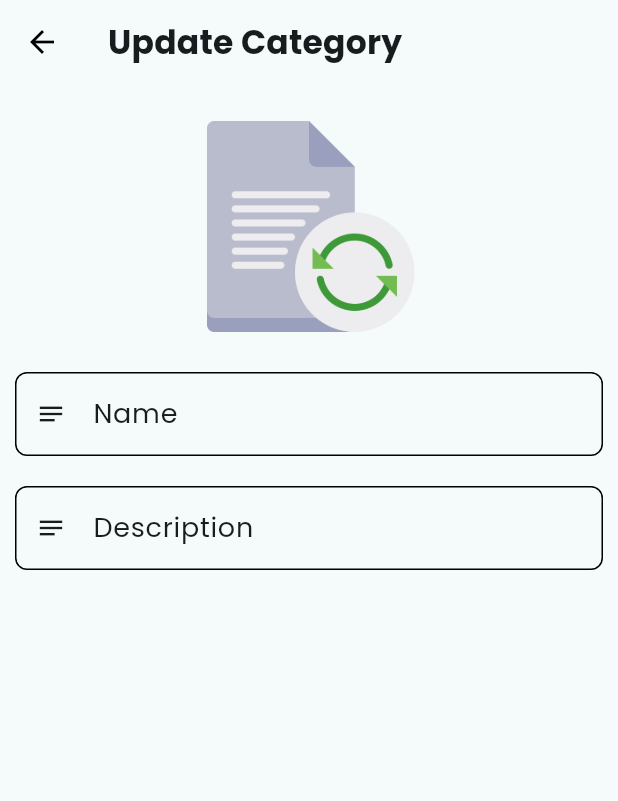
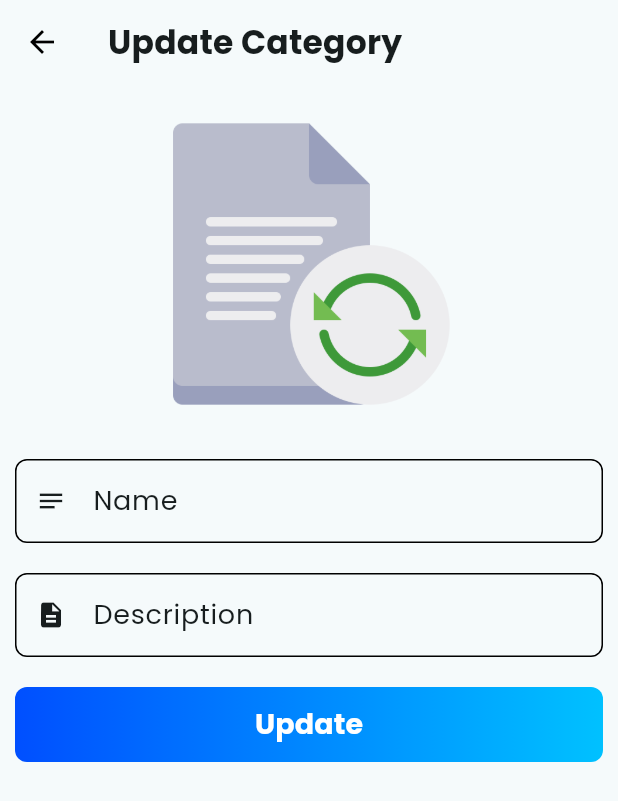
Before and after one commit to andriimobdev25/healthcare-app, a Flutter app: the UpdateSingleCategoryPage screen opened directly with empty values, on a phone screen of 412 x 824 dp. Shown: the top 801 px of the screen. Run offline on Flutter 3.47's test engine with Material 3 defaults, Android fonts, the phone set to English and light mode, and no system bars; our stand-ins replace animate_do, cloud_firestore, firebase_auth, firebase_core, firebase_messaging, firebase_storage and 8 more; missing offline and left inert: google_mlkit_text_recognition; accounts and stored records are empty; network calls fail.

Commit message:
Add CustomButton for update action and adjust layout in UpdateSingleCategoryPage

```diff
--- a/lib/pages/update_pages/update_single_category_page.dart
+++ b/lib/pages/update_pages/update_single_category_page.dart
@@ -1,5 +1,6 @@
 import 'package:flutter/material.dart';
 import 'package:healthcare/models/health_category_model.dart';
+import 'package:healthcare/widgets/reusable/custom_button.dart';
 import 'package:healthcare/widgets/reusable/custom_input.dart';
 
 class UpdateSingleCategoryPage extends StatefulWidget {
@@ -58,12 +59,12 @@ class _UpdateSingleCategoryPageState extends State<UpdateSingleCategoryPage> {
                       child: Image.asset(
                         "assets/images/paper-recycle_17044595.png",
                         fit: BoxFit.cover,
-                        height: 150,
+                        height: 200,
                       ),
                     ),
                   ),
                   SizedBox(
-                    height: 22,
+                    height: 30,
                   ),
                   CustomInput(
                     controller: _nameController,
@@ -83,7 +84,7 @@ class _UpdateSingleCategoryPageState extends State<UpdateSingleCategoryPage> {
                   CustomInput(
                     controller: _descriptionController,
                     labelText: "Description",
-                    icon: Icons.notes,
+                    icon: Icons.description,
                     obsecureText: false,
                     validator: (value) {
                       if (value == null || value.isEmpty) {
@@ -91,6 +92,14 @@ class _UpdateSingleCategoryPageState extends State<UpdateSingleCategoryPage> {
                       }
                       return null;
                     },
+                  ),
+                  SizedBox(
+                    height: 20,
+                  ),
+                  CustomButton(
+                    title: "Update",
+                    width: double.infinity,
+                    onPressed: () {},
                   ),
                 ],
               ),
```
